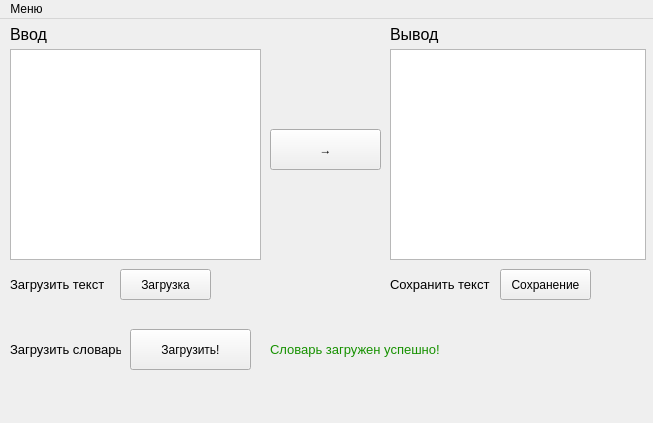
Above: mono_use_dict.ui from RoketFlame/amgine before the change. Below: the same form after it.
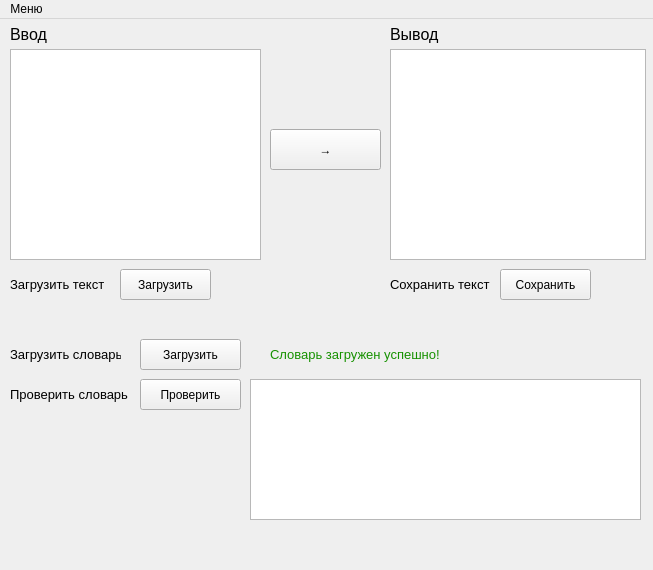
That is the form after the change.

What changed in the file:
```diff
--- a/mono_use_dict.ui
+++ b/mono_use_dict.ui
@@ -10,7 +10,7 @@
     <x>0</x>
     <y>0</y>
     <width>653</width>
-    <height>423</height>
+    <height>570</height>
    </rect>
   </property>
   <property name="windowTitle">
@@ -72,7 +72,7 @@
       <x>10</x>
       <y>320</y>
       <width>111</width>
-      <height>21</height>
+      <height>31</height>
      </rect>
     </property>
     <property name="text">
@@ -82,14 +82,14 @@
    <widget class="QPushButton" name="btn_load_dict">
     <property name="geometry">
      <rect>
-      <x>130</x>
-      <y>310</y>
-      <width>121</width>
-      <height>41</height>
+      <x>140</x>
+      <y>320</y>
+      <width>101</width>
+      <height>31</height>
      </rect>
     </property>
     <property name="text">
-     <string>Загрузить!</string>
+     <string>Загрузить</string>
     </property>
    </widget>
    <widget class="QLabel" name="success_load_dict">
@@ -101,7 +101,7 @@
       <x>270</x>
       <y>320</y>
       <width>221</width>
-      <height>21</height>
+      <height>31</height>
      </rect>
     </property>
     <property name="text">
@@ -137,7 +137,7 @@
      </sizepolicy>
     </property>
     <property name="text">
-     <string>Загрузка</string>
+     <string>Загрузить</string>
     </property>
    </widget>
    <widget class="QPushButton" name="btn_save_text">
@@ -156,7 +156,7 @@
      </sizepolicy>
     </property>
     <property name="text">
-     <string>Сохранение</string>
+     <string>Сохранить</string>
     </property>
    </widget>
    <widget class="QLabel" name="label_4">
@@ -164,7 +164,7 @@
      <rect>
       <x>390</x>
       <y>250</y>
-      <width>161</width>
+      <width>101</width>
       <height>31</height>
      </rect>
     </property>
@@ -189,7 +189,7 @@
     <property name="geometry">
      <rect>
       <x>10</x>
-      <y>360</y>
+      <y>510</y>
       <width>631</width>
       <height>31</height>
      </rect>
@@ -198,6 +198,55 @@
      <string/>
     </property>
    </widget>
+   <widget class="QTextBrowser" name="textBrowser_check">
+    <property name="geometry">
+     <rect>
+      <x>250</x>
+      <y>360</y>
+      <width>391</width>
+      <height>141</height>
+     </rect>
+    </property>
+    <property name="html">
+     <string>&lt;!DOCTYPE HTML PUBLIC &quot;-//W3C//DTD HTML 4.0//EN&quot; &quot;http://www.w3.org/TR/REC-html40/strict.dtd&quot;&gt;
+&lt;html&gt;&lt;head&gt;&lt;meta name=&quot;qrichtext&quot; content=&quot;1&quot; /&gt;&lt;style type=&quot;text/css&quot;&gt;
+p, li { white-space: pre-wrap; }
+&lt;/style&gt;&lt;/head&gt;&lt;body style=&quot; font-family:'MS Shell Dlg 2'; font-size:8.25pt; font-weight:400; font-style:normal;&quot;&gt;
+&lt;p style=&quot;-qt-paragraph-type:empty; margin-top:0px; margin-bottom:0px; margin-left:0px; margin-right:0px; -qt-block-indent:0; text-indent:0px; font-size:10pt;&quot;&gt;&lt;br /&gt;&lt;/p&gt;&lt;/body&gt;&lt;/html&gt;</string>
+    </property>
+   </widget>
+   <widget class="QPushButton" name="btn_check">
+    <property name="geometry">
+     <rect>
+      <x>140</x>
+      <y>360</y>
+      <width>101</width>
+      <height>31</height>
+     </rect>
+    </property>
+    <property name="sizePolicy">
+     <sizepolicy hsizetype="Ignored" vsizetype="Ignored">
+      <horstretch>0</horstretch>
+      <verstretch>0</verstretch>
+     </sizepolicy>
+    </property>
+    <property name="text">
+     <string>Проверить</string>
+    </property>
+   </widget>
+   <widget class="QLabel" name="label_6">
+    <property name="geometry">
+     <rect>
+      <x>10</x>
+      <y>360</y>
+      <width>121</width>
+      <height>31</height>
+     </rect>
+    </property>
+    <property name="text">
+     <string>&lt;html&gt;&lt;head/&gt;&lt;body&gt;&lt;p&gt;&lt;span style=&quot; font-size:10pt;&quot;&gt;Проверить словарь&lt;/span&gt;&lt;/p&gt;&lt;/body&gt;&lt;/html&gt;</string>
+    </property>
+   </widget>
   </widget>
   <widget class="QMenuBar" name="menubar">
    <property name="geometry">
```
